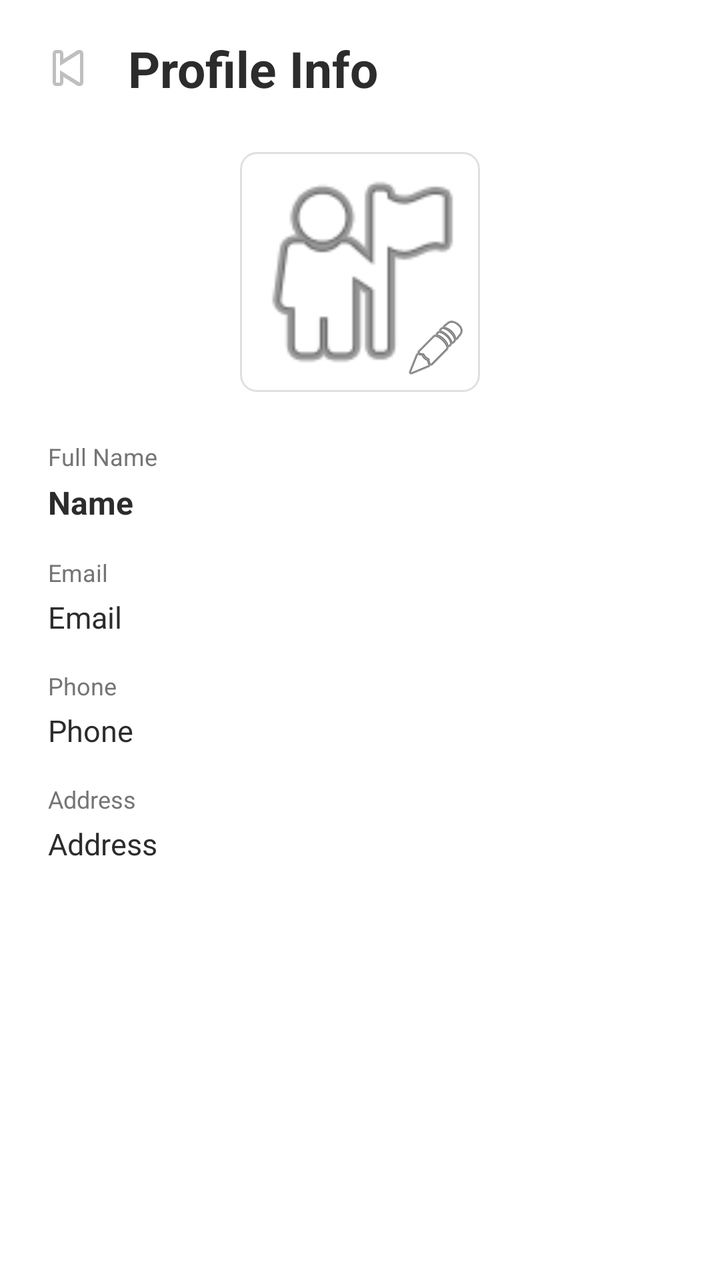
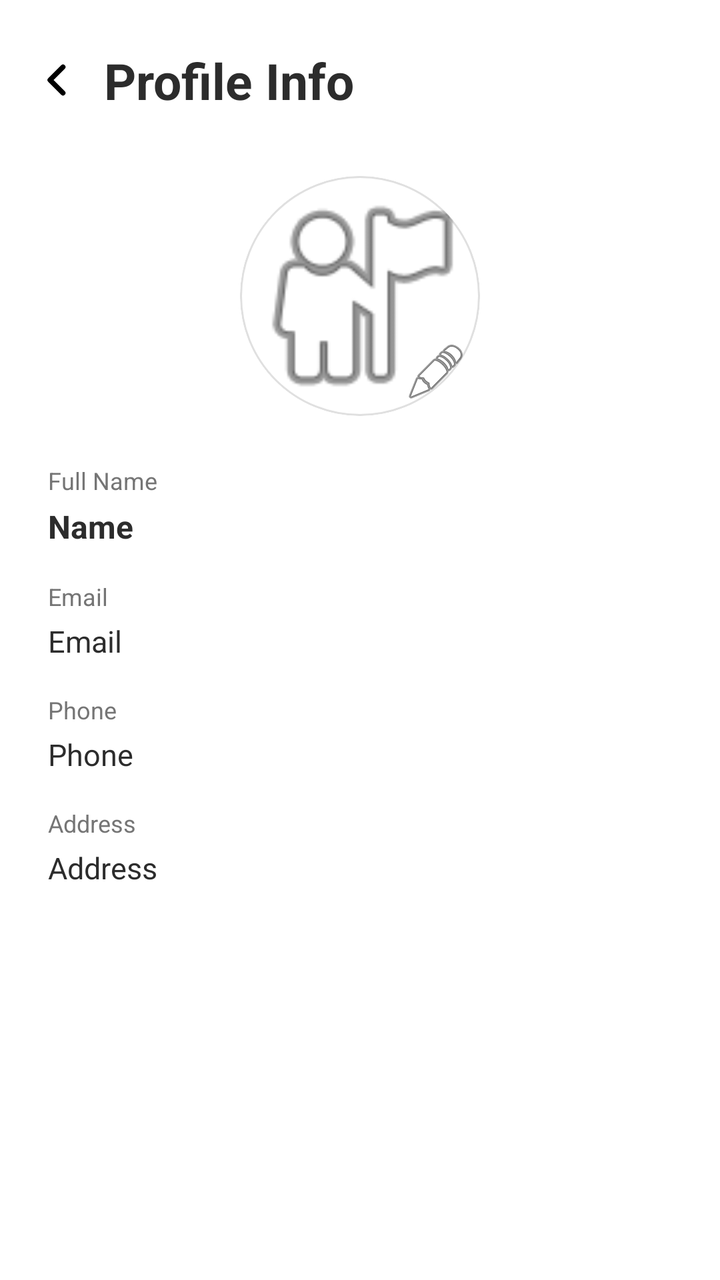

Screens rendered from an Android XML layout before and after an edit, with the pre-edit source and the edit as a unified diff.
<!-- AndroidManifest.xml: application theme Theme.FixItFinderApp -->
<!-- res/layout/activity_user_profile.xml -->
<?xml version="1.0" encoding="utf-8"?>
<androidx.constraintlayout.widget.ConstraintLayout
    xmlns:android="http://schemas.android.com/apk/res/android"
    xmlns:app="http://schemas.android.com/apk/res-auto"
    android:layout_width="match_parent"
    android:layout_height="match_parent"
    android:background="@android:color/white">

    <ImageButton
        android:id="@+id/btnBack"
        android:layout_width="36dp"
        android:layout_height="36dp"
        android:layout_marginStart="16dp"
        android:layout_marginTop="16dp"
        android:background="@android:color/transparent"
        android:contentDescription="Back"
        android:src="@android:drawable/ic_media_previous"
        app:layout_constraintStart_toStartOf="parent"
        app:layout_constraintTop_toTopOf="parent" />

    <TextView
        android:id="@+id/tvHeaderTitle"
        android:layout_width="0dp"
        android:layout_height="wrap_content"
        android:layout_marginStart="12dp"
        android:text="Profile Info"
        android:textColor="@color/color_text_dark"
        android:textSize="25sp"
        android:textStyle="bold"
        app:layout_constraintBottom_toBottomOf="@id/btnBack"
        app:layout_constraintEnd_toEndOf="parent"
        app:layout_constraintStart_toEndOf="@id/btnBack"
        app:layout_constraintTop_toTopOf="@id/btnBack" />

    <FrameLayout
        android:id="@+id/photoContainer"
        android:layout_width="120dp"
        android:layout_height="120dp"
        android:layout_marginTop="24dp"
        android:background="@drawable/bg_service_card"
        app:layout_constraintTop_toBottomOf="@id/btnBack"
        app:layout_constraintStart_toStartOf="parent"
        app:layout_constraintEnd_toEndOf="parent">

        <ImageView
            android:id="@+id/ivProfilePhoto"
            android:layout_width="match_parent"
            android:layout_height="match_parent"
            android:contentDescription="Profile Photo"
            android:scaleType="centerCrop"
            android:src="@android:drawable/ic_menu_myplaces" />

        <ImageButton
            android:id="@+id/btnChangePhoto"
            android:layout_width="32dp"
            android:layout_height="32dp"
            android:layout_gravity="bottom|end"
            android:layout_margin="6dp"
            android:background="@android:color/transparent"
            android:contentDescription="Change Photo"
            android:src="@android:drawable/ic_menu_edit" />
    </FrameLayout>

    <TextView
        android:id="@+id/tvFullNameLabel"
        android:layout_width="0dp"
        android:layout_height="wrap_content"
        android:layout_marginTop="24dp"
        android:layout_marginStart="24dp"
        android:layout_marginEnd="24dp"
        android:text="Full Name"
        android:textColor="@color/text_gray"
        android:textSize="12sp"
        app:layout_constraintTop_toBottomOf="@id/photoContainer"
        app:layout_constraintStart_toStartOf="parent"
        app:layout_constraintEnd_toEndOf="parent" />

    <TextView
        android:id="@+id/tvFullName"
        android:layout_width="0dp"
        android:layout_height="wrap_content"
        android:layout_marginTop="4dp"
        android:layout_marginStart="24dp"
        android:layout_marginEnd="24dp"
        android:text="Name"
        android:textColor="@color/color_text_dark"
        android:textSize="16sp"
        android:textStyle="bold"
        app:layout_constraintTop_toBottomOf="@id/tvFullNameLabel"
        app:layout_constraintStart_toStartOf="parent"
        app:layout_constraintEnd_toEndOf="parent" />

    <TextView
        android:id="@+id/tvEmailLabel"
        android:layout_width="0dp"
        android:layout_height="wrap_content"
        android:layout_marginTop="16dp"
        android:layout_marginStart="24dp"
        android:layout_marginEnd="24dp"
        android:text="Email"
        android:textColor="@color/text_gray"
        android:textSize="12sp"
        app:layout_constraintTop_toBottomOf="@id/tvFullName"
        app:layout_constraintStart_toStartOf="parent"
        app:layout_constraintEnd_toEndOf="parent" />

    <TextView
        android:id="@+id/tvEmail"
        android:layout_width="0dp"
        android:layout_height="wrap_content"
        android:layout_marginTop="4dp"
        android:layout_marginStart="24dp"
        android:layout_marginEnd="24dp"
        android:text="Email"
        android:textColor="@color/color_text_dark"
        android:textSize="15sp"
        app:layout_constraintTop_toBottomOf="@id/tvEmailLabel"
        app:layout_constraintStart_toStartOf="parent"
        app:layout_constraintEnd_toEndOf="parent" />

    <TextView
        android:id="@+id/tvPhoneLabel"
        android:layout_width="0dp"
        android:layout_height="wrap_content"
        android:layout_marginTop="16dp"
        android:layout_marginStart="24dp"
        android:layout_marginEnd="24dp"
        android:text="Phone"
        android:textColor="@color/text_gray"
        android:textSize="12sp"
        app:layout_constraintTop_toBottomOf="@id/tvEmail"
        app:layout_constraintStart_toStartOf="parent"
        app:layout_constraintEnd_toEndOf="parent" />

    <TextView
        android:id="@+id/tvPhone"
        android:layout_width="0dp"
        android:layout_height="wrap_content"
        android:layout_marginTop="4dp"
        android:layout_marginStart="24dp"
        android:layout_marginEnd="24dp"
        android:text="Phone"
        android:textColor="@color/color_text_dark"
        android:textSize="15sp"
        app:layout_constraintTop_toBottomOf="@id/tvPhoneLabel"
        app:layout_constraintStart_toStartOf="parent"
        app:layout_constraintEnd_toEndOf="parent" />

    <TextView
        android:id="@+id/tvAddressLabel"
        android:layout_width="0dp"
        android:layout_height="wrap_content"
        android:layout_marginTop="16dp"
        android:layout_marginStart="24dp"
        android:layout_marginEnd="24dp"
        android:text="Address"
        android:textColor="@color/text_gray"
        android:textSize="12sp"
        app:layout_constraintTop_toBottomOf="@id/tvPhone"
        app:layout_constraintStart_toStartOf="parent"
        app:layout_constraintEnd_toEndOf="parent" />

    <TextView
        android:id="@+id/tvAddress"
        android:layout_width="0dp"
        android:layout_height="wrap_content"
        android:layout_marginTop="4dp"
        android:layout_marginStart="24dp"
        android:layout_marginEnd="24dp"
        android:text="Address"
        android:textColor="@color/color_text_dark"
        android:textSize="15sp"
        app:layout_constraintTop_toBottomOf="@id/tvAddressLabel"
        app:layout_constraintStart_toStartOf="parent"
        app:layout_constraintEnd_toEndOf="parent" />

</androidx.constraintlayout.widget.ConstraintLayout>
<!-- resources referenced by this layout -->
<resources>
  <color name="color_text_dark">#2C2C2C</color>
  <color name="text_gray">#757575</color>
  <!-- drawable bg_service_card (drawable) -->
  <?xml version="1.0" encoding="utf-8"?>
  <shape xmlns:android="http://schemas.android.com/apk/res/android"
      android:shape="rectangle">
      <solid android:color="@android:color/white" />
      <stroke
          android:width="1dp"
          android:color="#E0E0E0" />
      <corners android:radius="8dp" />
  </shape>
  <style name="Theme.FixItFinderApp" parent="Base.Theme.FixItFinderApp" />
  <style name="Base.Theme.FixItFinderApp" parent="Theme.Material3.DayNight.NoActionBar">
          <item name="colorPrimary">@color/color_primary</item>
          <item name="colorSecondary">@color/color_secondary</item>
          <item name="colorSurface">@color/color_background</item>
          <item name="colorOnSurface">@color/color_text_dark</item>
          <item name="colorPrimaryContainer">@color/color_primary</item>
          <item name="colorOnPrimary">@color/color_background</item>
      </style>
  <color name="color_primary">#7B1113</color>
  <color name="color_secondary">#825037</color>
  <color name="color_background">#FFFFFF</color>
</resources>

<!-- the commit's change to res/layout/activity_user_profile.xml (unified diff, before → after) -->
@@ -8,13 +8,13 @@
 
     <ImageButton
         android:id="@+id/btnBack"
-        android:layout_width="36dp"
-        android:layout_height="36dp"
+        android:layout_width="@dimen/back_btn_width"
+        android:layout_height="@dimen/back_btn_height"
         android:layout_marginStart="16dp"
         android:layout_marginTop="16dp"
         android:background="@android:color/transparent"
         android:contentDescription="Back"
-        android:src="@android:drawable/ic_media_previous"
+        android:src="@drawable/ic_back_chevron"
         app:layout_constraintStart_toStartOf="parent"
         app:layout_constraintTop_toTopOf="parent" />
 
@@ -37,7 +37,8 @@
         android:layout_width="120dp"
         android:layout_height="120dp"
         android:layout_marginTop="24dp"
-        android:background="@drawable/bg_service_card"
+        android:background="@drawable/bg_profile_circle"
+        android:clipToOutline="true"
         app:layout_constraintTop_toBottomOf="@id/btnBack"
         app:layout_constraintStart_toStartOf="parent"
         app:layout_constraintEnd_toEndOf="parent">
@@ -48,6 +49,8 @@
             android:layout_height="match_parent"
             android:contentDescription="Profile Photo"
             android:scaleType="centerCrop"
+            android:clipToOutline="true"
+            android:background="@drawable/bg_profile_circle"
             android:src="@android:drawable/ic_menu_myplaces" />
 
         <ImageButton
<!-- resource entries referenced after the edit -->
@@ -2,16 +2,32 @@
 <resources>
   <color name="color_text_dark">#2C2C2C</color>
   <color name="text_gray">#757575</color>
-  <!-- drawable bg_service_card (drawable) -->
+  <dimen name="back_btn_height">48dp</dimen>
+  <dimen name="back_btn_width">24dp</dimen>
+  <!-- drawable bg_profile_circle (drawable) -->
   <?xml version="1.0" encoding="utf-8"?>
   <shape xmlns:android="http://schemas.android.com/apk/res/android"
-      android:shape="rectangle">
+      android:shape="oval">
       <solid android:color="@android:color/white" />
       <stroke
           android:width="1dp"
           android:color="#E0E0E0" />
-      <corners android:radius="8dp" />
   </shape>
+  <!-- drawable ic_back_chevron (drawable) -->
+  <?xml version="1.0" encoding="utf-8"?>
+  <vector xmlns:android="http://schemas.android.com/apk/res/android"
+      android:width="24dp"
+      android:height="24dp"
+      android:viewportWidth="24"
+      android:viewportHeight="24">
+      <path
+          android:fillColor="@android:color/transparent"
+          android:strokeColor="#000000"
+          android:strokeWidth="2.5"
+          android:strokeLineCap="round"
+          android:strokeLineJoin="round"
+          android:pathData="M15.5,5.5 L9,12 L15.5,18.5" />
+  </vector>
   <style name="Theme.FixItFinderApp" parent="Base.Theme.FixItFinderApp" />
   <style name="Base.Theme.FixItFinderApp" parent="Theme.Material3.DayNight.NoActionBar">
           <item name="colorPrimary">@color/color_primary</item>
